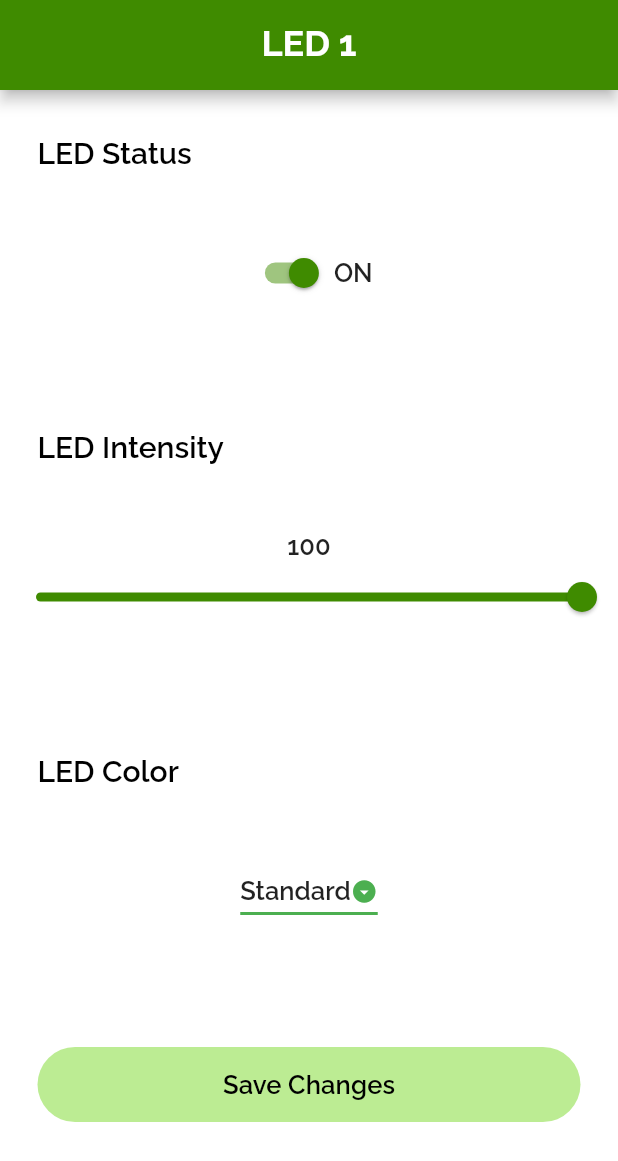
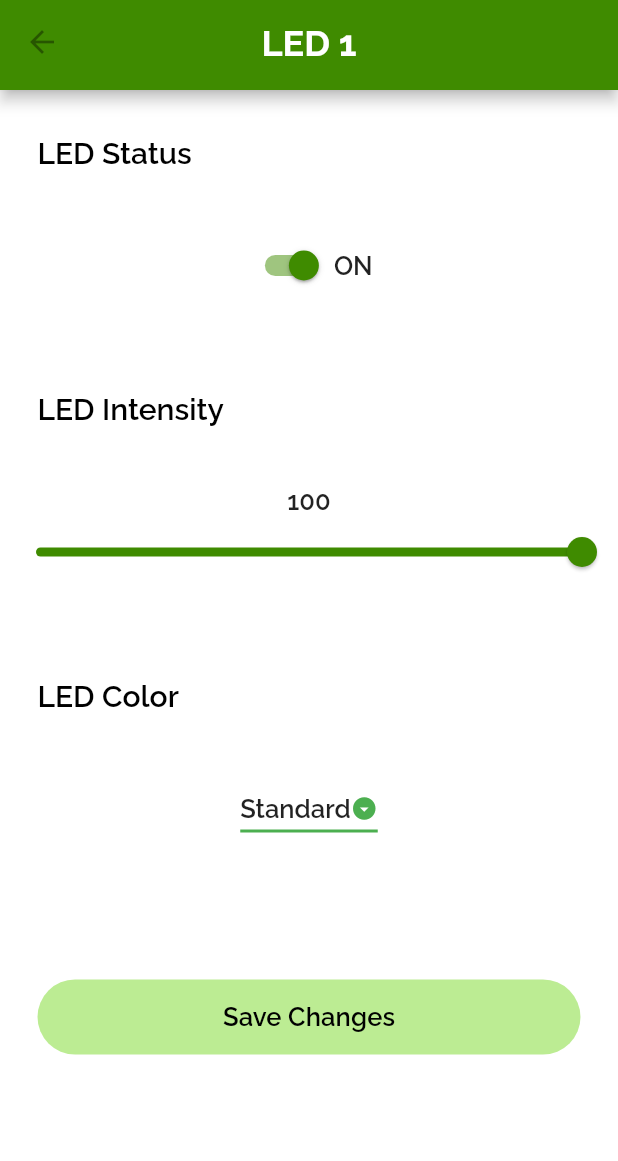
Before and after one commit to MohammadAlAgha/luminexa, a Flutter app: the EditLeds screen opened by its route, on a phone screen of 412 x 824 dp. Shown: the top 1161 px of the screen. Run offline on Flutter 3.47's test engine with Material 2 defaults, Android fonts, the phone set to English and light mode, and no system bars; our stand-ins replace dio, fl_chart, flutter_svg, google_nav_bar.

Commit message:
Frontend: Added the arrow back to edit led page and fixed padding

```diff
--- a/luminexa_mobile/lib/main.dart
+++ b/luminexa_mobile/lib/main.dart
@@ -111,7 +111,7 @@ class _MyAppState extends State<MyApp> {
             headlineSmall: TextStyle(fontSize: 11, fontFamily: "RalewayBold"),
           )),
       debugShowCheckedModeBanner: false,
-      home: SystemPage(),
+      home: EditLeds(),
       // initialRoute: RouteManager.login,
       onGenerateRoute: RouteManager.generateRoute,
     );
--- a/luminexa_mobile/lib/screens/editLedPage.dart
+++ b/luminexa_mobile/lib/screens/editLedPage.dart
@@ -18,7 +18,10 @@ class _EditLedsState extends State<EditLeds> {
   @override
   Widget build(BuildContext context) {
     return Scaffold(
-      appBar: appBar(title: "LED 1"),
+      appBar: appBar(
+        title: "LED 1",
+        iconLeading: Icon(Icons.arrow_back),
+      ),
       body: SingleChildScrollView(
         child: SafeArea(
           child: Column(children: [
@@ -26,7 +29,7 @@ class _EditLedsState extends State<EditLeds> {
               title: "LED Status",
             ),
             SizedBox(
-              height: 15,
+              height: 10,
             ),
             Row(
               mainAxisAlignment: MainAxisAlignment.center,
@@ -49,11 +52,11 @@ class _EditLedsState extends State<EditLeds> {
               ],
             ),
             SizedBox(
-              height: 50,
+              height: 30,
             ),
             titleWidget(title: "LED Intensity"),
             SizedBox(
-              height: 15,
+              height: 10,
             ),
             Text(
               sliderValue.toStringAsFixed(0),
@@ -69,11 +72,11 @@ class _EditLedsState extends State<EditLeds> {
                   });
                 }),
             SizedBox(
-              height: 50,
+              height: 30,
             ),
             titleWidget(title: "LED Color"),
             SizedBox(
-              height: 15,
+              height: 10,
             ),
             DropdownButton<String>(
                 value: dropDownSelected,
@@ -144,10 +147,10 @@ class _EditLedsState extends State<EditLeds> {
                   });
                 }),
             SizedBox(
-              height: 50,
+              height: 30,
             ),
             Padding(
-              padding: const EdgeInsets.symmetric(horizontal: 25, vertical: 30),
+              padding: const EdgeInsets.symmetric(horizontal: 25, vertical: 60),
               child: styledButton(
                 innerText: "Save Changes",
                 onTap: () {},
```
